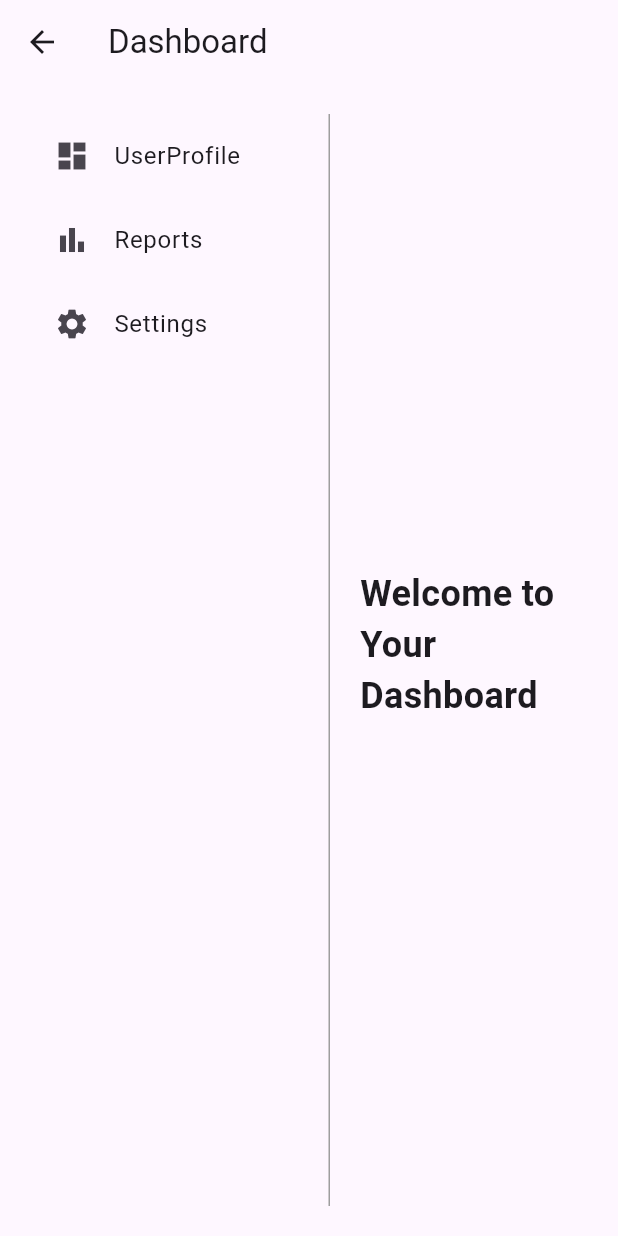
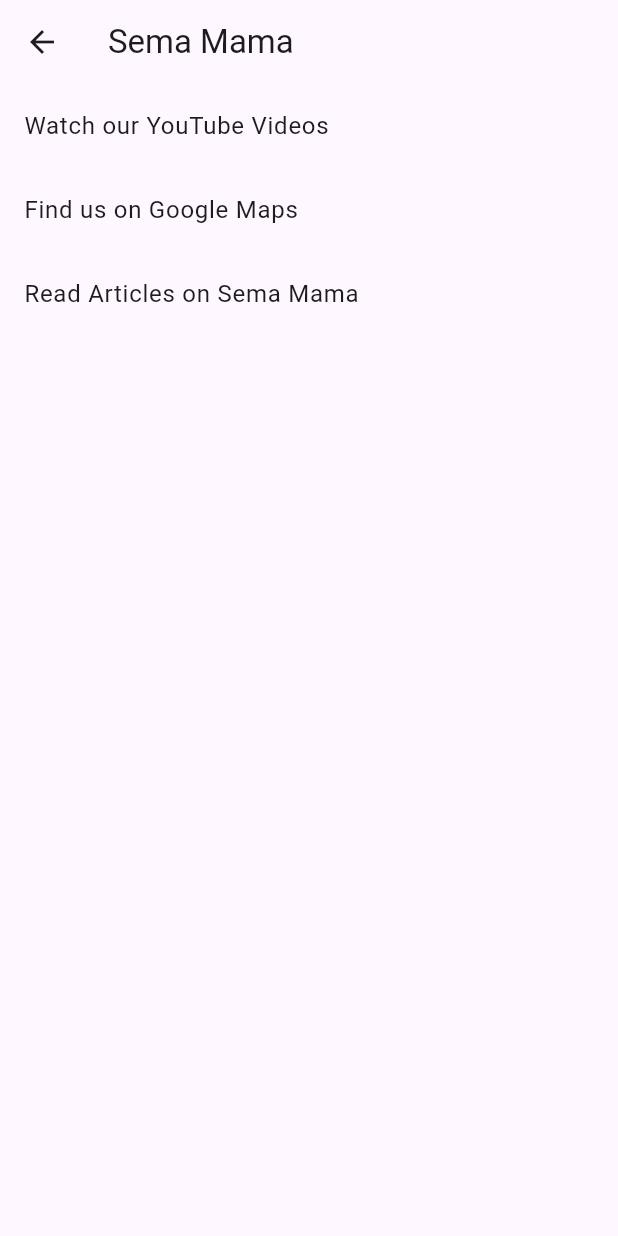
Before and after one commit to otienodiana/14_MOBILE_DEVS, a Flutter app: the HomeScreen screen opened directly, after a tap on "Next", on a phone screen of 412 x 824 dp. Run offline on Flutter 3.47's test engine with Material 3 defaults, Android fonts, the phone set to English and light mode, and no system bars.

Commit message:
routing different pages

```diff
--- a/sema_mama/lib/Screens/Semanasi.dart
+++ b/sema_mama/lib/Screens/Semanasi.dart
@@ -0,0 +1,36 @@
+import 'package:flutter/material.dart';
+
+
+class SemaNasiPage extends StatelessWidget {
+  @override
+  Widget build(BuildContext context) {
+    return Scaffold(
+      appBar: AppBar(
+        title: Text('Sema Mama'),
+      ),
+      body: ListView(
+        children: [
+          ListTile(
+            title: Text('Watch our YouTube Videos'),
+            onTap: () {
+              launch('https://www.youtube.com/channel/your_channel_id');
+            },
+          ),
+          ListTile(
+            title: Text('Find us on Google Maps'),
+            onTap: () {
+              launch('https://maps.google.com/?q=your_location');
+            },
+          ),
+          ListTile(
+            title: Text('Read Articles on Sema Mama'),
+            onTap: () {
+              launch('https://your_sema_mama_articles_website.com');
+            },
+          ),
+          // You can add more ListTile widgets for additional links
+        ],
+      ),
+    );
+  }
+}
--- a/sema_mama/lib/Screens/home.dart
+++ b/sema_mama/lib/Screens/home.dart
@@ -1,5 +1,5 @@
 import 'package:flutter/material.dart';
-import 'package:sema_mama/Screens/dashboard.dart';
+import 'Semanasi.dart';
 
 class HomeScreen extends StatelessWidget {
   @override
@@ -37,7 +37,7 @@
               // Navigate to the next screen
               Navigator.push(
                 context,
-                MaterialPageRoute(builder: (context) => DashboardScreen()),
+                MaterialPageRoute(builder: (context) => SemaNasiPage()),
               );
             },
             child: Text('Next'),
--- a/sema_mama/lib/Screens/welcome.dart
+++ b/sema_mama/lib/Screens/welcome.dart
@@ -11,11 +11,11 @@
           mainAxisAlignment: MainAxisAlignment.center,
           children: [
             // App Logo or Image
-            Image.asset(
-              'assets/Black background maternity image.jpeg',
-              width: 150,
-              height: 150,
-            ),
+            //Image.asset(
+              //'assets/Black background maternity image.jpeg',
+              //width: 150,
+             // height: 150,
+            //),
             SizedBox(height: 20),
             // App Name
             Text(
```
Also changed, not shown: sema_mama/pubspec.yaml (+4 -5 lines).
